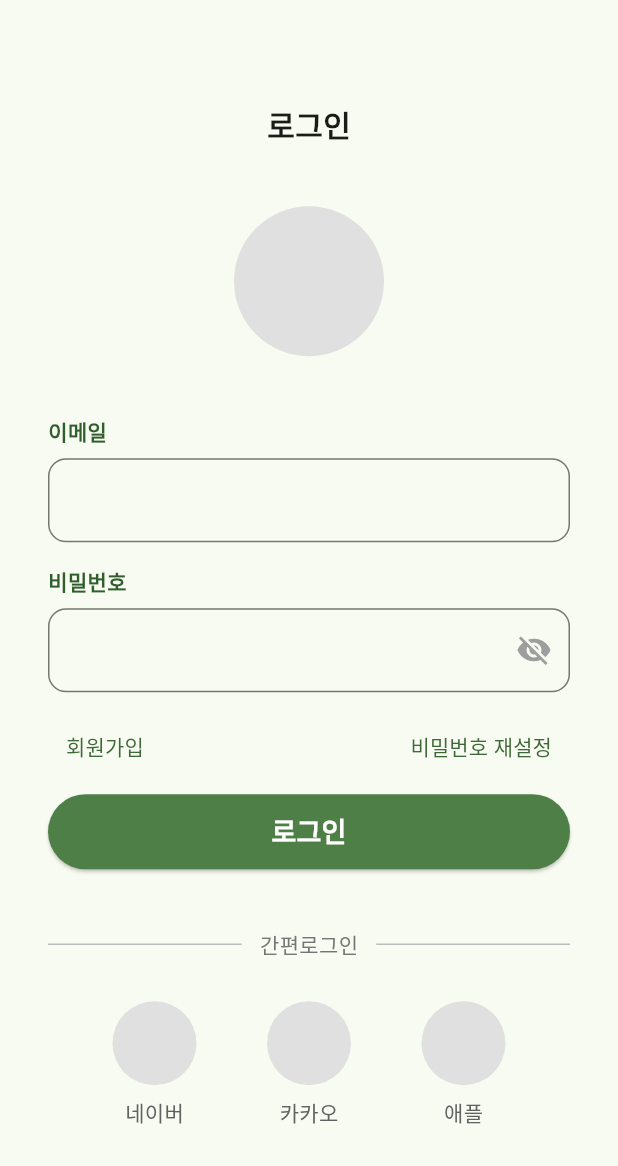
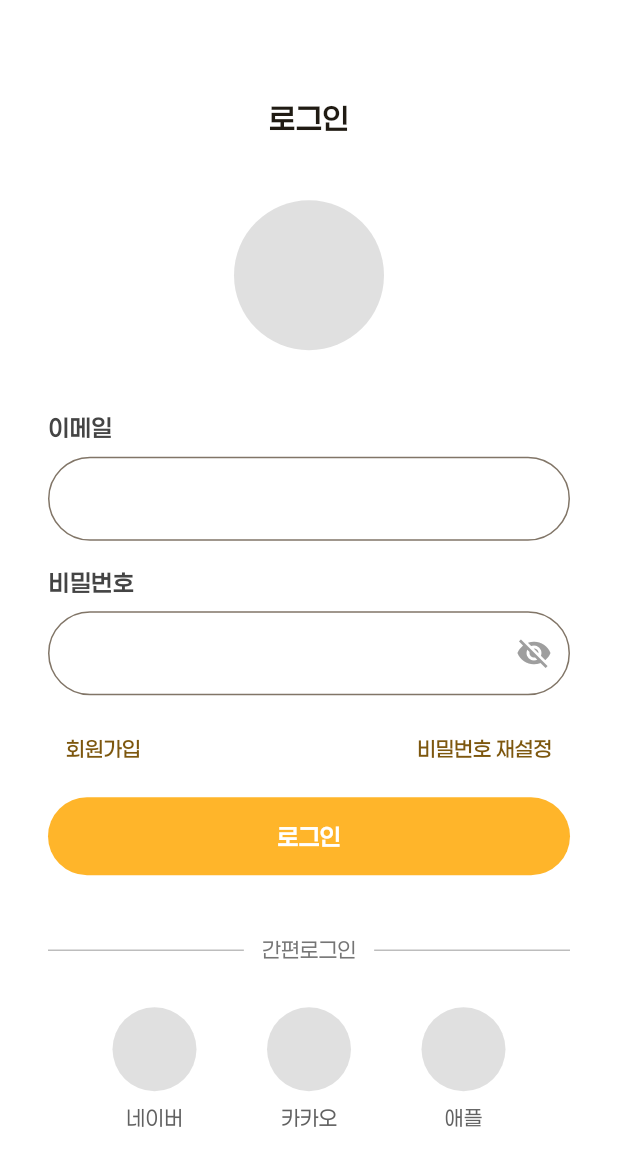
Before and after one commit to YuEngMe/Leafie, a Flutter app: the screen it shows after launch, on a phone screen of 412 x 824 dp. Shown: the top 1166 px of the screen. Run offline on Flutter 3.47's test engine with Material 3 defaults, Android fonts, the phone set to English and light mode, and no system bars; our stand-ins replace flutter_dotenv, supabase_flutter; accounts and stored records are empty; Roboto replaces fonts that are missing (Pretendard).

Commit message:
refactor(frontend): 디자인 시스템을 4차 시안 기준으로 교체한다
디자이너가 메인 컬러를 초록에서 오렌지(#FFB52A)로, 본문 폰트를
Pretendard에서 페이퍼로지로 바꿨다. Figma 컴포넌트 라이브러리에서 뽑은
값을 app_colors와 새 app_text_styles 한 곳에 모아, 앞으로 시안이 또
흔들려도 상수만 고치면 되게 한다. 폰트는 아직 확정이 아니라고 해
kFontFamily 한 줄로 갈아끼울 수 있게 두었다.

기존 초록 토큰 이름은 화면들이 그대로 컴파일되도록 별칭으로 남긴다.
화면을 새 시안으로 옮길 때마다 하나씩 걷어낸다.

Co-Authored-By: Claude Opus 5 <noreply@anthropic.com>
Claude-Session: https://claude.ai/code/session_01SBs7skdz3iFuQ8XFWxiSst

```diff
--- a/frontend/lib/main.dart
+++ b/frontend/lib/main.dart
@@ -7,6 +7,7 @@ import 'package:yeso_plant/screens/home_screen.dart';
 import 'package:yeso_plant/screens/login_screen.dart';
 import 'package:yeso_plant/screens/password_reset_screen.dart';
 import 'package:yeso_plant/theme/app_colors.dart';
+import 'package:yeso_plant/theme/app_text_styles.dart';
 
 // OAuth·이메일 인증·비밀번호 재설정 링크가 모두 이 스킴으로 앱에 돌아온다.
 // android/ios에 등록해둔 값과 반드시 일치해야 한다.
@@ -134,8 +135,12 @@ class _YesoAppState extends State<YesoApp> {
       navigatorKey: _navigatorKey,
       title: '리피 - 내 식물 친구',
       theme: ThemeData(
-        colorScheme: ColorScheme.fromSeed(seedColor: kButtonGreen),
-        fontFamily: 'Pretendard',
+        colorScheme: ColorScheme.fromSeed(
+          seedColor: kOrangeMain,
+          surface: kBackgroundWhite,
+        ),
+        scaffoldBackgroundColor: kBackgroundWhite,
+        fontFamily: kFontFamily,
       ),
       home: const LoginScreen(),
     );
--- a/frontend/lib/theme/app_colors.dart
+++ b/frontend/lib/theme/app_colors.dart
@@ -1,7 +1,18 @@
 import 'package:flutter/material.dart';
 
-// Figma Dev Mode에서 확인한 브랜드 색상
-const Color kAppBackground = Color(0xFFF5FAF0); // 홈/등록 화면 배경
-const Color kButtonGreen = Color(0xFF4E7F46); // 버튼 배경
-const Color kBorderGreen = Color(0xFFD6E2D4); // 입력칸/버튼 테두리
-const Color kLabelGreen = Color(0xFF315E2D); // 라벨 텍스트
+// 2026-08-29 Figma "디자인방" 컴포넌트 라이브러리 기준(node 2097:7392).
+// 팀이 메인 컬러를 초록 계열에서 오렌지 계열로 교체했다.
+const Color kOrangeMain = Color(0xFFFFB52A); // 오렌지_메인, 주요 버튼
+const Color kOrange = Color(0xFFFFB222); // 오렌지, 포인트
+const Color kPaleYellow = Color(0xFFFFECA6); // 연노랑, 강조 배경
+const Color kTextDark = Color(0xFF444444); // 진한 텍스트
+const Color kTextLight = Color(0xFFA1A1A1); // 연한 텍스트
+const Color kGrayLightest = Color(0xFFCCCBCB); // 제일연한회색, 비활성 버튼
+const Color kBackgroundWhite = Color(0xFFFFFFFF); // 배경_화이트
+
+// 기존 초록 팔레트 이름을 쓰던 화면들이 그대로 컴파일되도록 남긴 별칭.
+// 화면을 새 디자인으로 옮길 때마다 위 이름으로 바꾸고 여기서 지운다.
+const Color kAppBackground = kBackgroundWhite;
+const Color kButtonGreen = kOrangeMain;
+const Color kBorderGreen = kGrayLightest;
+const Color kLabelGreen = kTextDark;
--- /dev/null
+++ b/frontend/lib/theme/app_text_styles.dart
@@ -0,0 +1,46 @@
+import 'package:flutter/material.dart';
+import 'package:yeso_plant/theme/app_colors.dart';
+
+// Figma 가이드(node 1656:531): 폰트 페이퍼로지, 21(타이틀)/16(본문)/14(작은).
+// 컴포넌트 라이브러리는 12(작은 글씨)도 쓰므로 둘 다 둔다.
+const String kFontFamily = 'Paperlogy';
+
+const TextStyle kTitleStyle = TextStyle(
+  fontFamily: kFontFamily,
+  fontSize: 21,
+  fontWeight: FontWeight.w600,
+  color: kTextDark,
+);
+
+const TextStyle kBodyStyle = TextStyle(
+  fontFamily: kFontFamily,
+  fontSize: 16,
+  fontWeight: FontWeight.w500,
+  color: kTextDark,
+);
+
+// 입력 항목·리스트 항목처럼 본문보다 한 단계 강조되는 자리.
+const TextStyle kItemStyle = TextStyle(
+  fontFamily: kFontFamily,
+  fontSize: 16,
+  fontWeight: FontWeight.w600,
+  color: kTextDark,
+);
+
+const TextStyle kSmallStyle = TextStyle(
+  fontFamily: kFontFamily,
+  fontSize: 14,
+  fontWeight: FontWeight.w400,
+  color: kTextLight,
+);
+
+const TextStyle kCaptionStyle = TextStyle(
+  fontFamily: kFontFamily,
+  fontSize: 12,
+  fontWeight: FontWeight.w400,
+  color: kTextLight,
+);
+
+// 하단 고정 버튼 여백(가이드: 왼쪽 정렬 여백 47, 버튼 Y 720).
+const double kScreenPadding = 47;
+const double kButtonRadius = 50;
--- a/frontend/lib/widgets/app_text_field.dart
+++ b/frontend/lib/widgets/app_text_field.dart
@@ -1,5 +1,6 @@
 import 'package:flutter/material.dart';
 import 'package:yeso_plant/theme/app_colors.dart';
+import 'package:yeso_plant/theme/app_text_styles.dart';
 
 class AppTextField extends StatefulWidget {
   const AppTextField({
@@ -32,11 +33,7 @@ class _AppTextFieldState extends State<AppTextField> {
       children: [
         Text(
           widget.label,
-          style: const TextStyle(
-            color: kLabelGreen,
-            fontWeight: FontWeight.w600,
-            fontSize: 14,
-          ),
+          style: kItemStyle,
         ),
         const SizedBox(height: 8),
         TextField(
@@ -44,10 +41,11 @@ class _AppTextFieldState extends State<AppTextField> {
           obscureText: _obscured,
           decoration: InputDecoration(
             hintText: widget.hintText,
+            hintStyle: kBodyStyle.copyWith(color: kTextLight),
             border: OutlineInputBorder(
-              borderRadius: BorderRadius.circular(12),
+              borderRadius: BorderRadius.circular(kButtonRadius),
               borderSide: BorderSide(
-                color: hasError ? Colors.red : kBorderGreen,
+                color: hasError ? Colors.red : kGrayLightest,
               ),
             ),
             // 비밀번호 입력에만 표시/숨김 토글 아이콘을 보여준다.
@@ -67,7 +65,7 @@ class _AppTextFieldState extends State<AppTextField> {
             padding: const EdgeInsets.only(top: 4),
             child: Text(
               widget.errorText!,
-              style: const TextStyle(color: Colors.red, fontSize: 12),
+              style: kCaptionStyle.copyWith(color: Colors.red),
             ),
           ),
       ],
--- a/frontend/lib/widgets/primary_button.dart
+++ b/frontend/lib/widgets/primary_button.dart
@@ -1,29 +1,37 @@
 import 'package:flutter/material.dart';
 import 'package:yeso_plant/theme/app_colors.dart';
+import 'package:yeso_plant/theme/app_text_styles.dart';
 
+// Figma 컴포넌트 "버튼"(node 2097:9460): 높이 52, 반경 50,
+// 활성은 오렌지_메인 / 비활성은 제일연한회색. 글자는 항상 흰색 16 세미볼드.
 class PrimaryButton extends StatelessWidget {
   const PrimaryButton({super.key, required this.label, required this.onPressed});
 
   final String label;
-  final VoidCallback onPressed;
+
+  /// null이면 Figma의 비활성(회색) 상태로 그린다.
+  final VoidCallback? onPressed;
 
   @override
   Widget build(BuildContext context) {
     return SizedBox(
       width: double.infinity,
-      height: 50,
+      height: 52,
       child: ElevatedButton(
         onPressed: onPressed,
         style: ElevatedButton.styleFrom(
-          backgroundColor: kButtonGreen,
+          backgroundColor: kOrangeMain,
           foregroundColor: Colors.white,
+          disabledBackgroundColor: kGrayLightest,
+          disabledForegroundColor: Colors.white,
+          elevation: 0,
           shape: RoundedRectangleBorder(
-            borderRadius: BorderRadius.circular(50), // 알약 모양
+            borderRadius: BorderRadius.circular(kButtonRadius),
           ),
         ),
         child: Text(
           label,
-          style: const TextStyle(fontSize: 18, fontWeight: FontWeight.w600),
+          style: kItemStyle.copyWith(color: Colors.white),
         ),
       ),
     );
```
Also changed, not shown: frontend/pubspec.yaml (+8 -3 lines), frontend/assets/fonts/Paperlogy-4Regular.ttf (added), frontend/assets/fonts/Paperlogy-5Medium.ttf (added), frontend/assets/fonts/Paperlogy-6SemiBold.ttf (added).
